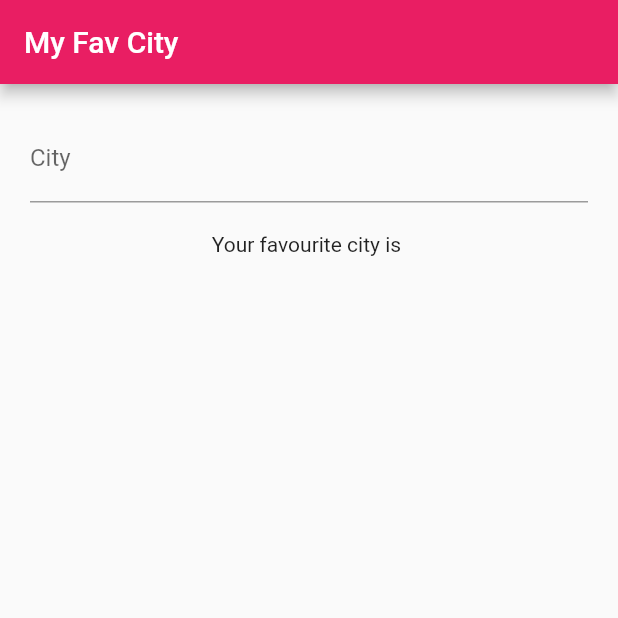
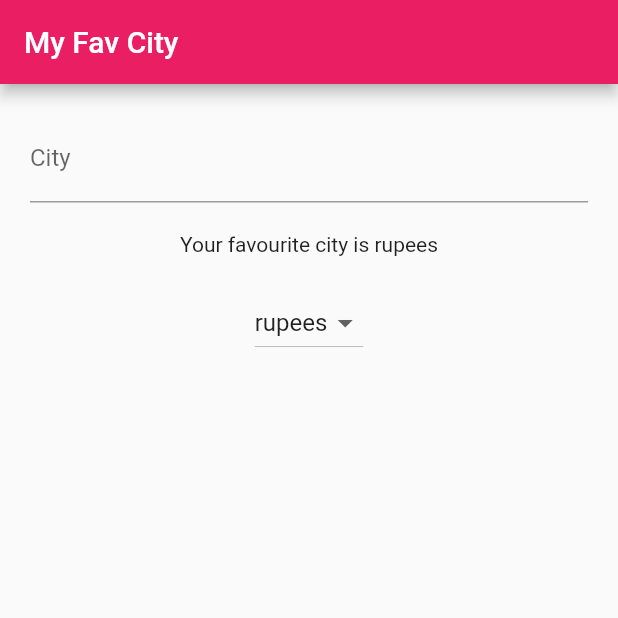
Before and after one commit to madhusudanbabar/si-calculator, a Flutter app: the screen it shows after launch, on a phone screen of 412 x 824 dp, the top half of it. Run offline on Flutter 3.47's test engine with Material 2 defaults, Android fonts, the phone set to English and light mode, and no system bars.

```diff
--- a/lib/main.dart
+++ b/lib/main.dart
@@ -21,6 +21,8 @@ class FavCity extends StatefulWidget {
 
 class _FavCity extends State<FavCity> {
   String city = "";
+  static var currencies = ["rupees", "dollars", "euros"];
+  var selected = currencies[0];
 
   @override
   Widget build(BuildContext context) {
@@ -45,8 +47,24 @@ class _FavCity extends State<FavCity> {
               ),
             ),
             Padding(
-                padding: EdgeInsets.all(20),
-                child: Text("Your favourite city is $city"))
+              padding: EdgeInsets.all(20),
+              child: Text(
+                  "Your favourite city is ${city.length > 1 ? city : selected}"),
+            ),
+            DropdownButton<String>(
+              items: currencies
+                  .map((item) => DropdownMenuItem<String>(
+                        child: Text(item),
+                        value: item,
+                      ))
+                  .toList(),
+              onChanged: (String val) {
+                setState(() {
+                  selected = val;
+                });
+              },
+              value: selected,
+            )
           ],
         ),
       ),
```
